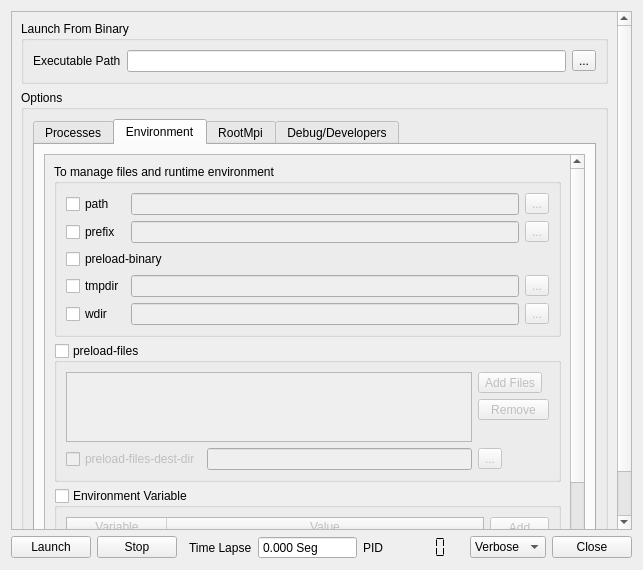
Old version of the form uis/RootParallelGui/RootParallelGuiMpiLauncher.ui in the repository omazapa/RootParallelGui.
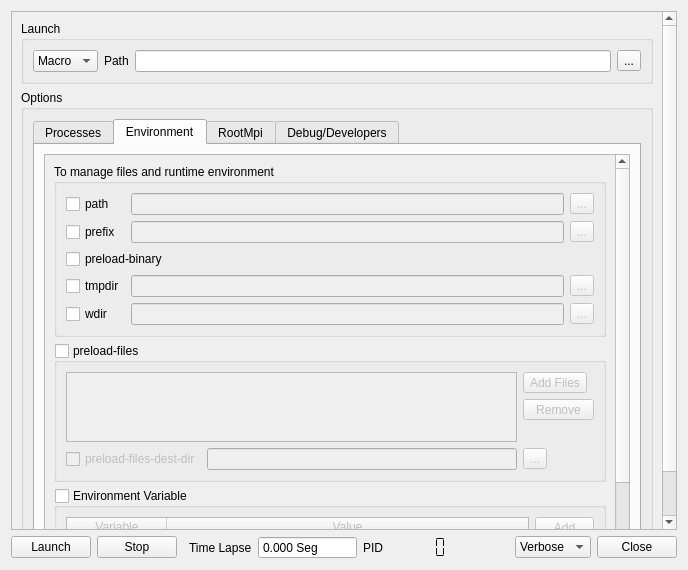
New version of the form. The open tabs and pages were chosen to show the change. Icons and pictures are not drawn.

Commit message: added support for root's macros execution with mpi

Patch:
```diff
--- a/uis/RootParallelGui/RootParallelGuiMpiLauncher.ui
+++ b/uis/RootParallelGui/RootParallelGuiMpiLauncher.ui
@@ -6,7 +6,7 @@
    <rect>
     <x>0</x>
     <y>0</y>
-    <width>643</width>
+    <width>688</width>
     <height>570</height>
    </rect>
   </property>
@@ -27,9 +27,9 @@
       <property name="geometry">
        <rect>
         <x>0</x>
-        <y>0</y>
-        <width>629</width>
-        <height>529</height>
+        <y>-30</y>
+        <width>650</width>
+        <height>545</height>
        </rect>
       </property>
       <layout class="QGridLayout" name="gridLayout">
@@ -42,29 +42,43 @@
           </sizepolicy>
          </property>
          <property name="title">
-          <string>Launch From Binary</string>
+          <string>Launch</string>
          </property>
          <property name="checkable">
           <bool>false</bool>
          </property>
          <layout class="QGridLayout" name="gridLayout_2">
-          <item row="0" column="0">
-           <widget class="QLabel" name="label">
-            <property name="text">
-             <string>Executable Path</string>
-            </property>
-           </widget>
-          </item>
           <item row="0" column="1">
-           <widget class="QLineEdit" name="ExecutableLineEdit"/>
+           <widget class="QLabel" name="label">
+            <property name="text">
+             <string>Path</string>
+            </property>
+           </widget>
           </item>
           <item row="0" column="2">
+           <widget class="QLineEdit" name="ExecutableLineEdit"/>
+          </item>
+          <item row="0" column="3">
            <widget class="QToolButton" name="GetExecutableToolButton">
             <property name="text">
              <string>...</string>
             </property>
            </widget>
           </item>
+          <item row="0" column="0">
+           <widget class="QComboBox" name="MacroBinaryComboBox">
+            <item>
+             <property name="text">
+              <string>Macro</string>
+             </property>
+            </item>
+            <item>
+             <property name="text">
+              <string>Binary</string>
+             </property>
+            </item>
+           </widget>
+          </item>
          </layout>
         </widget>
        </item>
@@ -380,9 +394,9 @@
                  <property name="geometry">
                   <rect>
                    <x>0</x>
-                   <y>-53</y>
-                   <width>570</width>
-                   <height>432</height>
+                   <y>0</y>
+                   <width>568</width>
+                   <height>505</height>
                   </rect>
                  </property>
                  <layout class="QGridLayout" name="gridLayout_11">
```
Left out of the diff: 2 changed lines with no effect on the pictures. The commit also changes 2 other files.
